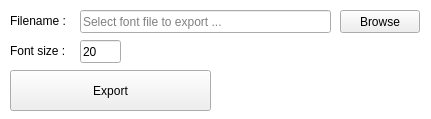
Above: generator_app/dwFontExporter/widget.ui from deaware/dw_utf8_gfont_library before the change. Below: the same form after it.
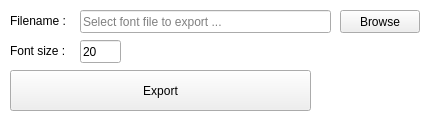
That is the form after the change. Icons and pictures are not drawn.

Patch:
```diff
--- a/generator_app/dwFontExporter/widget.ui
+++ b/generator_app/dwFontExporter/widget.ui
@@ -7,7 +7,7 @@
     <x>0</x>
     <y>0</y>
     <width>431</width>
-    <height>119</height>
+    <height>120</height>
    </rect>
   </property>
   <property name="minimumSize">
@@ -35,7 +35,7 @@
     <rect>
      <x>10</x>
      <y>70</y>
-     <width>201</width>
+     <width>301</width>
      <height>41</height>
     </rect>
    </property>
```
